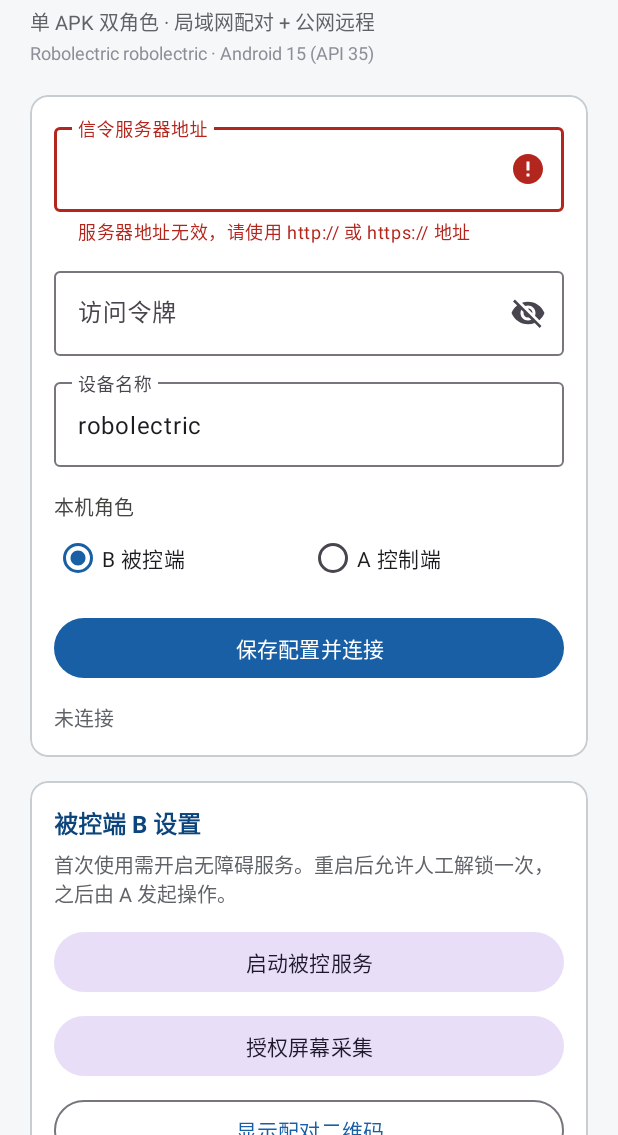
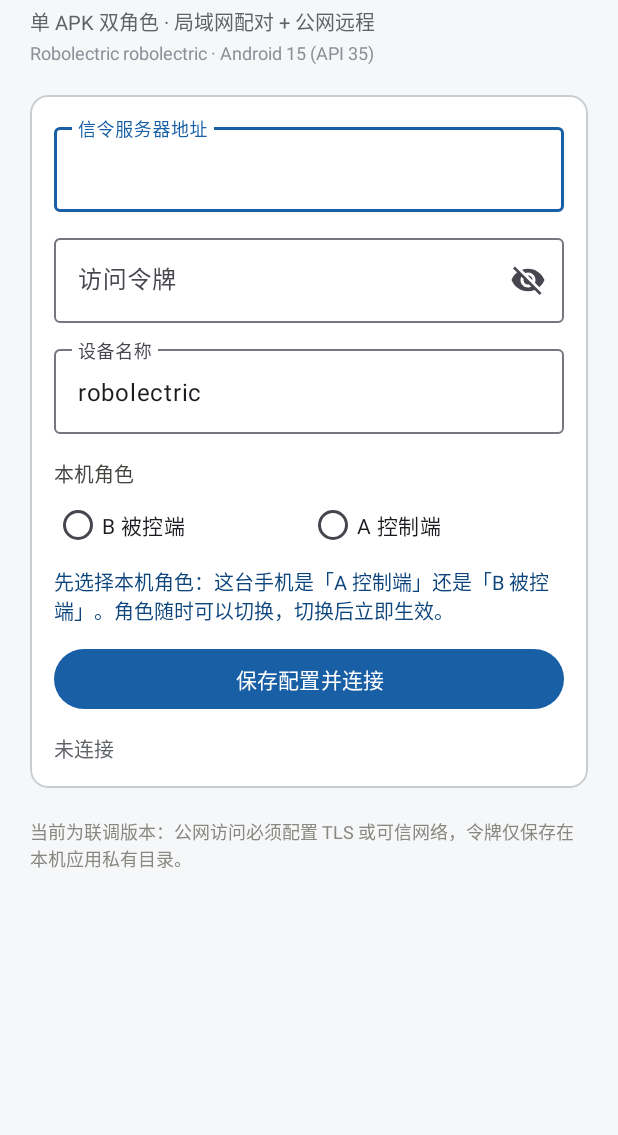
Before and after one commit to yuesf/android-remote-control, an Android app: the screen it shows after launch (MainActivity), after a tap on "保存配置并连接", on a phone screen of 412 x 824 dp, the part 101-1236 px from its top. Run offline under Robolectric (Android 15) with nearby library versions, the phone set to English and light mode, and no system bars; libraries missing offline, so code that uses them is left out: com.journeyapps.barcodescanner; 2 other taps on this screen came first.

Commit message:
feat: make device role a pure interface choice
- No default role on first launch: savedRoleOrNull() returns null until the
  user picks A or B, so a fresh install can never silently become an agent.
- Switching role now takes effect immediately: switching to controller stops
  the agent service and reconnects as controller; switching to agent drops the
  controller connection. A single phone can no longer register as both roles.
- Show a hint and hide both role sections while no role has been selected.
- loadConfig() refuses to build a config without an explicit role.

```diff
--- a/app/src/main/java/com/yuesf/remotecontrol/MainActivity.kt
+++ b/app/src/main/java/com/yuesf/remotecontrol/MainActivity.kt
@@ -40,6 +40,7 @@ import org.json.JSONObject
 class MainActivity : AppCompatActivity() {
     private lateinit var binding: ActivityMainBinding
     private lateinit var preferences: AppPreferences
+    private var suppressRoleCallback = false
 
     private val notificationPermissionLauncher = registerForActivityResult(
         ActivityResultContracts.RequestPermission(),
@@ -97,7 +98,7 @@ class MainActivity : AppCompatActivity() {
         super.onResume()
         renderRole()
         renderAccessibilityStatus()
-        if (currentRole() == DeviceRole.CONTROLLER &&
+        if (currentRoleOrNull() == DeviceRole.CONTROLLER &&
             SignalingRepository.state.value.phase == ConnectionPhase.ONLINE
         ) {
             SignalingRepository.refreshDevices()
@@ -108,16 +109,71 @@ class MainActivity : AppCompatActivity() {
         binding.serverUrlInput.setText(preferences.savedServerUrl())
         binding.tokenInput.setText(preferences.savedAuthToken())
         binding.deviceNameInput.setText(preferences.savedDeviceName())
-        when (preferences.savedRole()) {
+        when (preferences.savedRoleOrNull()) {
+            DeviceRole.AGENT -> setRoleSelection(DeviceRole.AGENT)
+            DeviceRole.CONTROLLER -> setRoleSelection(DeviceRole.CONTROLLER)
+            null -> Unit
+        }
+    }
+
+    /**
+     * 程序化勾选角色时不触发切换副作用，避免界面还原被当成用户操作。
+     */
+    private fun setRoleSelection(role: DeviceRole) {
+        suppressRoleCallback = true
+        when (role) {
             DeviceRole.AGENT -> binding.agentRoleButton.isChecked = true
             DeviceRole.CONTROLLER -> binding.controllerRoleButton.isChecked = true
         }
+        suppressRoleCallback = false
+    }
+
+    /**
+     * 角色切换立即生效：同一台手机不能同时以被控端和控制端身份在线。
+     * 切到控制端必须停掉被控服务并重连；切到被控端必须放开控制端连接。
+     */
+    private fun applyRoleChange(role: DeviceRole) {
+        preferences.saveRole(role)
+        val agentWasRunning = RemoteAgentService.isRunning
+
+        if (role == DeviceRole.CONTROLLER) {
+            if (agentWasRunning) {
+                RemoteAgentService.stop(this)
+            }
+            SignalingRepository.disconnect()
+            preferences.loadConfig()?.let { SignalingRepository.connect(it) }
+            if (agentWasRunning) {
+                toast(getString(R.string.role_switched_to_controller))
+            }
+        } else {
+            if (!agentWasRunning) {
+                SignalingRepository.disconnect()
+                val ready = preferences.loadConfig() != null
+                toast(
+                    getString(
+                        if (ready) {
+                            R.string.role_switched_to_agent
+                        } else {
+                            R.string.role_switched_to_agent_need_config
+                        },
+                    ),
+                )
+            }
+        }
+        renderRole()
     }
 
     private fun bindActions() {
-        binding.roleGroup.setOnCheckedChangeListener { _, _ ->
-            binding.connectionStatusText.text = getString(R.string.status_disconnected)
-            renderRole()
+        binding.roleGroup.setOnCheckedChangeListener { _, checkedId ->
+            if (suppressRoleCallback) {
+                return@setOnCheckedChangeListener
+            }
+            val role = when (checkedId) {
+                R.id.agentRoleButton -> DeviceRole.AGENT
+                R.id.controllerRoleButton -> DeviceRole.CONTROLLER
+                else -> return@setOnCheckedChangeListener
+            }
+            applyRoleChange(role)
         }
 
         binding.saveButton.setOnClickListener {
@@ -249,6 +305,12 @@ class MainActivity : AppCompatActivity() {
         binding.tokenLayout.error = null
         binding.deviceNameLayout.error = null
 
+        val role = currentRoleOrNull()
+        if (role == null) {
+            toast(getString(R.string.role_required))
+            return@run null
+        }
+
         val serverUrl = binding.serverUrlInput.text?.toString()?.trim().orEmpty()
         val parsedUrl = serverUrl.toHttpUrlOrNull()
         if (parsedUrl == null || (parsedUrl.scheme != "http" && parsedUrl.scheme != "https")) {
@@ -268,7 +330,7 @@ class MainActivity : AppCompatActivity() {
             return@run null
         }
 
-        val config = preferences.save(serverUrl, token, deviceName, currentRole())
+        val config = preferences.save(serverUrl, token, deviceName, role)
         if (config == null) {
             toast(getString(R.string.config_required))
         }
@@ -305,9 +367,12 @@ class MainActivity : AppCompatActivity() {
     }
 
     private fun renderRole() {
-        val agent = currentRole() == DeviceRole.AGENT
+        val role = currentRoleOrNull()
+        val agent = role == DeviceRole.AGENT
+        val controller = role == DeviceRole.CONTROLLER
+        binding.roleHintText.visibility = if (role == null) TextView.VISIBLE else TextView.GONE
         binding.agentSection.visibility = if (agent) LinearLayout.VISIBLE else LinearLayout.GONE
-        binding.controllerSection.visibility = if (agent) LinearLayout.GONE else LinearLayout.VISIBLE
+        binding.controllerSection.visibility = if (controller) LinearLayout.VISIBLE else LinearLayout.GONE
         binding.startAgentButton.visibility =
             if (agent && !RemoteAgentService.isRunning) LinearLayout.VISIBLE else LinearLayout.GONE
         binding.stopAgentButton.visibility =
@@ -345,7 +410,7 @@ class MainActivity : AppCompatActivity() {
         }
         binding.connectionStatusText.text = text
 
-        if (state.phase == ConnectionPhase.ONLINE && currentRole() == DeviceRole.CONTROLLER) {
+        if (state.phase == ConnectionPhase.ONLINE && currentRoleOrNull() == DeviceRole.CONTROLLER) {
             SignalingRepository.refreshDevices()
         }
         renderRole()
@@ -387,8 +452,11 @@ class MainActivity : AppCompatActivity() {
         }
     }
 
-    private fun currentRole(): DeviceRole =
-        if (binding.agentRoleButton.isChecked) DeviceRole.AGENT else DeviceRole.CONTROLLER
+    private fun currentRoleOrNull(): DeviceRole? = when {
+        binding.agentRoleButton.isChecked -> DeviceRole.AGENT
+        binding.controllerRoleButton.isChecked -> DeviceRole.CONTROLLER
+        else -> null
+    }
 
     private fun showPairingQr() {
         val config = persistForm() ?: return
@@ -446,7 +514,7 @@ class MainActivity : AppCompatActivity() {
 
         binding.serverUrlInput.setText(server)
         binding.tokenInput.setText(token)
-        binding.controllerRoleButton.isChecked = true
+        setRoleSelection(DeviceRole.CONTROLLER)
 
         val ownName = preferences.savedDeviceName()
         val config = preferences.save(server, token, ownName, DeviceRole.CONTROLLER)
--- a/app/src/main/java/com/yuesf/remotecontrol/agent/BootReceiver.kt
+++ b/app/src/main/java/com/yuesf/remotecontrol/agent/BootReceiver.kt
@@ -17,7 +17,7 @@ class BootReceiver : BroadcastReceiver() {
         }
 
         val preferences = AppPreferences(context)
-        if (preferences.savedRole() != DeviceRole.AGENT || preferences.loadConfig() == null) {
+        if (preferences.savedRoleOrNull() != DeviceRole.AGENT || preferences.loadConfig() == null) {
             return
         }
 
--- a/app/src/main/java/com/yuesf/remotecontrol/agent/RemoteAgentService.kt
+++ b/app/src/main/java/com/yuesf/remotecontrol/agent/RemoteAgentService.kt
@@ -81,7 +81,7 @@ class RemoteAgentService : Service() {
 
         signalJob?.cancel()
         serviceScope.cancel()
-        if (AppPreferences(this).savedRole() == DeviceRole.AGENT) {
+        if (AppPreferences(this).savedRoleOrNull() != DeviceRole.CONTROLLER) {
             SignalingRepository.disconnect()
         }
         super.onDestroy()
--- a/app/src/main/java/com/yuesf/remotecontrol/data/AppPreferences.kt
+++ b/app/src/main/java/com/yuesf/remotecontrol/data/AppPreferences.kt
@@ -26,8 +26,15 @@ class AppPreferences(context: Context) {
     fun savedDeviceName(): String =
         preferences.getString(KEY_DEVICE_NAME, null) ?: defaultDeviceName()
 
-    fun savedRole(): DeviceRole =
-        DeviceRole.fromWire(preferences.getString(KEY_ROLE, DeviceRole.AGENT.wireValue).orEmpty())
+    /**
+     * 角色只由界面选择决定，不设默认值。首次安装返回 null，必须用户显式选择。
+     */
+    fun savedRoleOrNull(): DeviceRole? =
+        preferences.getString(KEY_ROLE, null)?.let(DeviceRole::fromWire)
+
+    fun saveRole(role: DeviceRole) {
+        preferences.edit().putString(KEY_ROLE, role.wireValue).apply()
+    }
 
     fun save(serverUrl: String, authToken: String, deviceName: String, role: DeviceRole): SignalingConfig? {
         val parsedUrl = serverUrl.trim().toHttpUrlOrNull() ?: return null
@@ -52,6 +59,7 @@ class AppPreferences(context: Context) {
     }
 
     fun loadConfig(): SignalingConfig? {
+        val role = savedRoleOrNull() ?: return null
         val serverUrl = savedServerUrl().toHttpUrlOrNull() ?: return null
         if (serverUrl.scheme != "http" && serverUrl.scheme != "https") {
             return null
@@ -68,7 +76,7 @@ class AppPreferences(context: Context) {
             authToken = token,
             deviceId = deviceId,
             deviceName = deviceName,
-            role = savedRole(),
+            role = role,
         )
     }
 
--- a/app/src/main/res/layout/activity_main.xml
+++ b/app/src/main/res/layout/activity_main.xml
@@ -133,6 +133,16 @@
                         android:layout_weight="1"
                         android:text="@string/role_controller" />
                 </RadioGroup>
+
+                <TextView
+                    android:id="@+id/roleHintText"
+                    android:layout_width="match_parent"
+                    android:layout_height="wrap_content"
+                    android:layout_marginTop="4dp"
+                    android:text="@string/role_not_selected_hint"
+                    android:textColor="@color/brand_primary_dark"
+                    android:textSize="13sp"
+                    android:visibility="gone" />
 
                 <com.google.android.material.button.MaterialButton
                     android:id="@+id/saveButton"
--- a/app/src/main/res/values/strings.xml
+++ b/app/src/main/res/values/strings.xml
@@ -9,6 +9,11 @@
     <string name="role_label">本机角色</string>
     <string name="role_agent">B 被控端</string>
     <string name="role_controller">A 控制端</string>
+    <string name="role_required">请先选择本机角色（A 控制端或 B 被控端）</string>
+    <string name="role_not_selected_hint">先选择本机角色：这台手机是「A 控制端」还是「B 被控端」。角色随时可以切换，切换后立即生效。</string>
+    <string name="role_switched_to_controller">已切换为 A 控制端，被控服务已停止</string>
+    <string name="role_switched_to_agent">已切换为 B 被控端，请点击「启动被控服务」</string>
+    <string name="role_switched_to_agent_need_config">已切换为 B 被控端，请填写服务器配置后启动被控服务</string>
     <string name="save_and_connect">保存配置并连接</string>
     <string name="start_agent">启动被控服务</string>
     <string name="stop_agent">停止被控服务</string>
```
